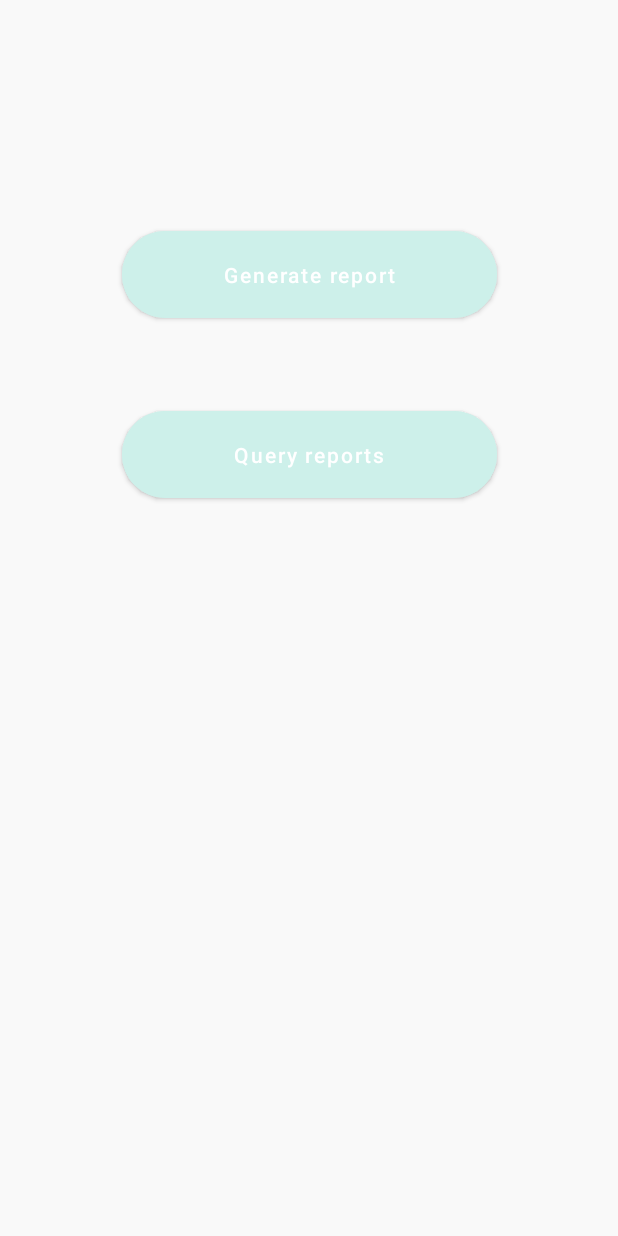
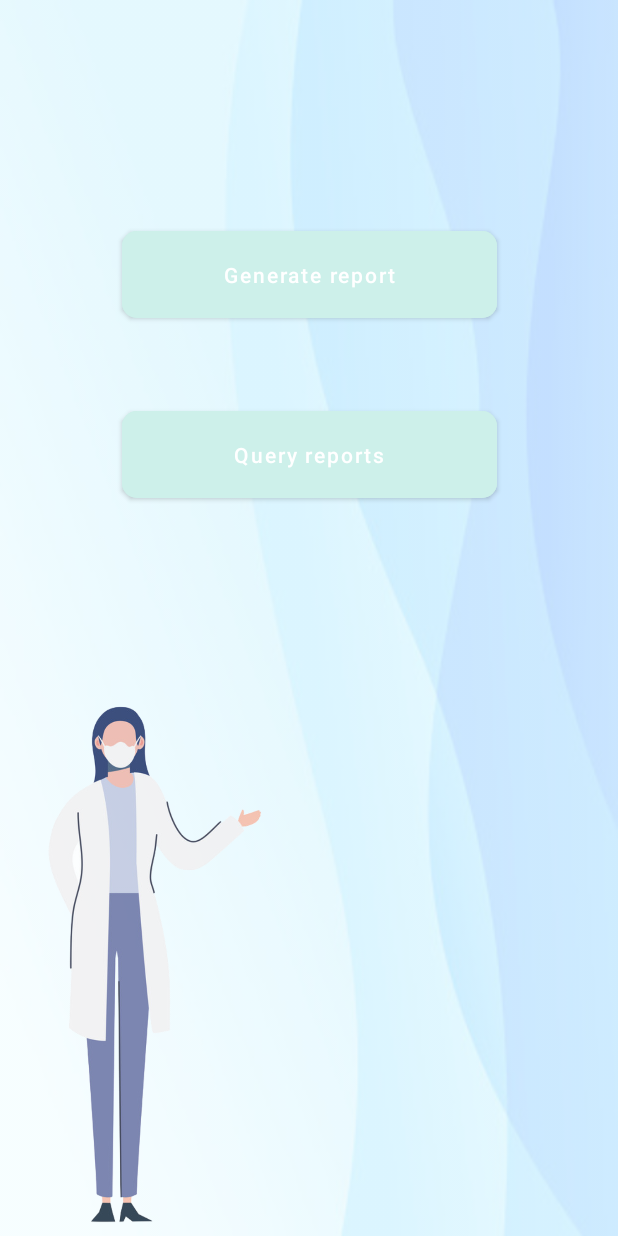
Before and after one commit to Rohithj47/Sermo, an Android app: the screen it shows after launch (MainActivity), on a phone screen of 412 x 824 dp. Run offline under Robolectric (Android 15) with nearby library versions, the phone set to English and light mode, and no system bars.

Commit message:
Background set

```diff
--- a/mobile-client/app/src/main/AndroidManifest.xml
+++ b/mobile-client/app/src/main/AndroidManifest.xml
@@ -16,10 +16,6 @@
         android:theme="@style/Theme.Sermo"
         android:usesCleartextTraffic="true"
         tools:targetApi="31" >
-        <activity
-            android:name=".ui.login.LoginActivity"
-            android:exported="false"
-            android:label="@string/title_activity_login" />
         <activity
             android:name=".ViewReportActivity"
             android:exported="false" >
--- a/mobile-client/app/src/main/res/layout/activity_generate_report.xml
+++ b/mobile-client/app/src/main/res/layout/activity_generate_report.xml
@@ -4,6 +4,9 @@
     xmlns:tools="http://schemas.android.com/tools"
     android:layout_width="match_parent"
     android:layout_height="match_parent"
+    android:background="@drawable/background"
+    android:backgroundTint="#80FFFFFF"
+    android:backgroundTintMode="src_over"
     tools:context=".GenerateReportActivity">
 
     <TextView
--- a/mobile-client/app/src/main/res/layout/activity_main.xml
+++ b/mobile-client/app/src/main/res/layout/activity_main.xml
@@ -4,6 +4,9 @@
     xmlns:tools="http://schemas.android.com/tools"
     android:layout_width="match_parent"
     android:layout_height="match_parent"
+    android:background="@drawable/background"
+    android:backgroundTint="#80FFFFFF"
+    android:backgroundTintMode="src_over"
     tools:context=".MainActivity">
 
     <Button
@@ -16,7 +19,7 @@
         android:onClick="onGenerateReportButtonClick"
         android:text="Generate report"
         android:textAllCaps="false"
-        app:cornerRadius="50dp"
+        app:cornerRadius="10dp"
         app:layout_constraintEnd_toEndOf="parent"
         app:layout_constraintHorizontal_bias="0.503"
         app:layout_constraintStart_toStartOf="parent"
@@ -32,9 +35,21 @@
         android:onClick="onQueryReportsButtonClick"
         android:text="Query reports"
         android:textAllCaps="false"
-        app:cornerRadius="50dp"
+        app:cornerRadius="10dp"
         app:layout_constraintEnd_toEndOf="parent"
         app:layout_constraintHorizontal_bias="0.503"
         app:layout_constraintStart_toStartOf="parent"
         app:layout_constraintTop_toBottomOf="@+id/generate_report_button" />
+
+    <ImageView
+        android:id="@+id/imageView3"
+        android:layout_width="181dp"
+        android:layout_height="441dp"
+        android:layout_marginStart="10dp"
+        android:layout_marginBottom="-30dp"
+        android:alpha="0.8"
+        android:background="@android:color/transparent"
+        app:layout_constraintBottom_toBottomOf="parent"
+        app:layout_constraintStart_toStartOf="parent"
+        app:srcCompat="@drawable/female_doctor" />
 </androidx.constraintlayout.widget.ConstraintLayout>
--- a/mobile-client/app/src/main/res/layout/activity_query_reports.xml
+++ b/mobile-client/app/src/main/res/layout/activity_query_reports.xml
@@ -5,6 +5,9 @@
     android:layout_width="match_parent"
     android:layout_height="match_parent"
     android:verticalScrollbarPosition="right"
+    android:background="@drawable/background"
+    android:backgroundTint="#80FFFFFF"
+    android:backgroundTintMode="src_over"
     tools:context=".QueryReportsActivity">
 
     <Button
--- a/mobile-client/app/src/main/res/layout/activity_view_report.xml
+++ b/mobile-client/app/src/main/res/layout/activity_view_report.xml
@@ -4,6 +4,9 @@
     xmlns:tools="http://schemas.android.com/tools"
     android:layout_width="match_parent"
     android:layout_height="match_parent"
+    android:background="@drawable/background"
+    android:backgroundTint="#80FFFFFF"
+    android:backgroundTintMode="src_over"
     tools:context=".ViewReportActivity">
 
     <TextView
--- a/mobile-client/app/src/main/res/values/colors.xml
+++ b/mobile-client/app/src/main/res/values/colors.xml
@@ -1,6 +1,7 @@
 <?xml version="1.0" encoding="utf-8"?>
 <resources>
-    <color name="primary_background">#F9F9F9</color>
+<!--    <color name="primary_background">#F9F9F9</color>-->
+    <color name="primary_background">#FFFFFFFF</color>
     <color name="primary_button">#CDF0EA</color>
     <color name="black">#FF000000</color>
     <color name="white">#FFFFFFFF</color>
```
Also changed, not shown: mobile-client/app/src/main/res/drawable/background.jpg (added), mobile-client/app/src/main/res/drawable/female_doctor.png (added).
